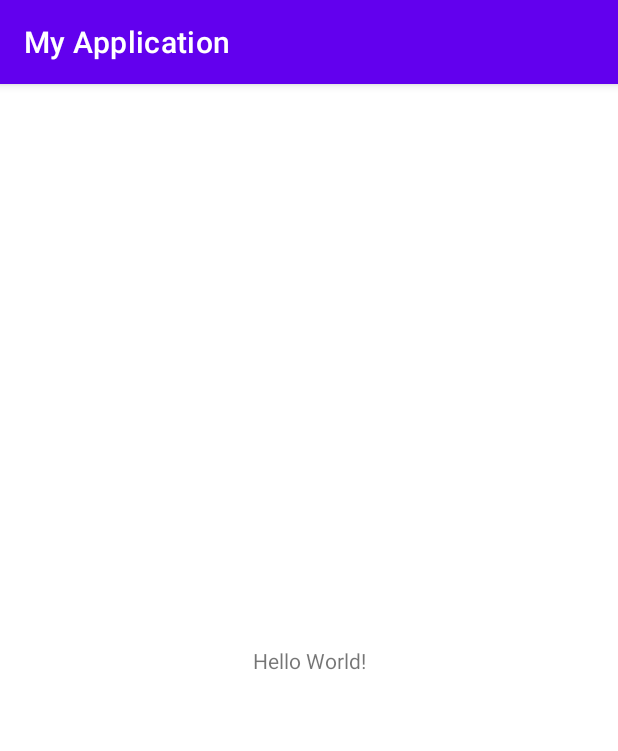
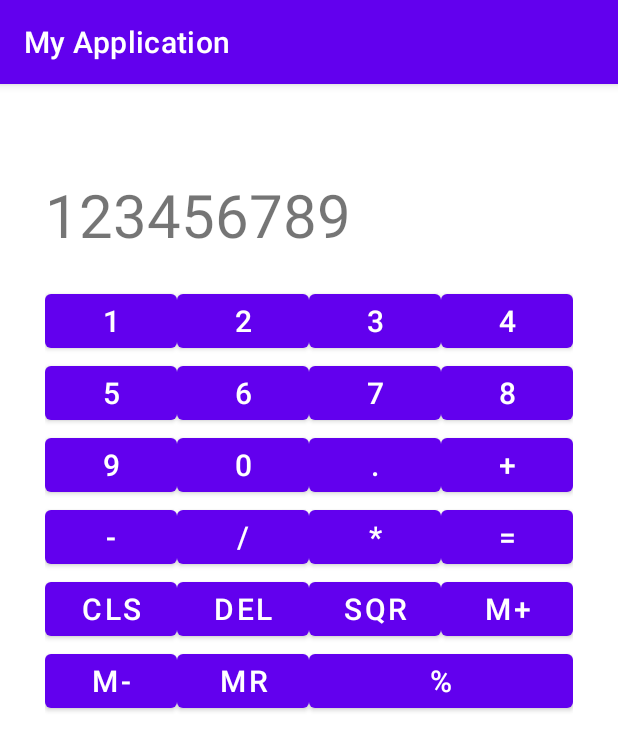
Before and after one commit to StanislavY/calculator, an Android app: the screen it shows after launch (MainActivity), on a phone screen of 412 x 824 dp. Shown: the top 751 px of the screen. Run offline under Robolectric (Android 15) with nearby library versions, the phone set to English and light mode, and no system bars.

Commit message:
lesson 2

```diff
--- a/app/src/main/res/layout/activity_main.xml
+++ b/app/src/main/res/layout/activity_main.xml
@@ -1,18 +1,221 @@
 <?xml version="1.0" encoding="utf-8"?>
-<androidx.constraintlayout.widget.ConstraintLayout xmlns:android="http://schemas.android.com/apk/res/android"
+<GridLayout xmlns:android="http://schemas.android.com/apk/res/android"
     xmlns:app="http://schemas.android.com/apk/res-auto"
     xmlns:tools="http://schemas.android.com/tools"
     android:layout_width="match_parent"
     android:layout_height="match_parent"
+    android:layout_margin="30dp"
+    android:columnCount="4"
     tools:context=".MainActivity">
 
+
     <TextView
+        android:layout_width="match_parent"
+        android:layout_height="wrap_content"
+        android:layout_marginTop="30dp"
+        android:layout_columnSpan="4"
+        android:textSize="40sp"
+        android:text="@string/table"/>
+    <Button
+        android:layout_marginTop="20sp"
         android:layout_width="wrap_content"
         android:layout_height="wrap_content"
-        android:text="Hello World!"
-        app:layout_constraintBottom_toBottomOf="parent"
-        app:layout_constraintLeft_toLeftOf="parent"
-        app:layout_constraintRight_toRightOf="parent"
-        app:layout_constraintTop_toTopOf="parent" />
+        android:layout_gravity=""
+        android:text="@string/one"
+        android:textSize="20sp"
+        >
+    </Button>
 
-</androidx.constraintlayout.widget.ConstraintLayout>
+    <Button
+        android:layout_marginTop="20sp"
+        android:layout_width="wrap_content"
+        android:layout_height="wrap_content"
+        android:layout_gravity=""
+        android:text="@string/two"
+        android:textSize="20sp"
+        >
+    </Button>
+    <Button
+        android:layout_marginTop="20sp"
+        android:layout_width="wrap_content"
+        android:layout_height="wrap_content"
+        android:layout_gravity=""
+        android:text="@string/three"
+        android:textSize="20sp"
+        >
+    </Button>
+    <Button
+        android:layout_marginTop="20dp"
+        android:layout_width="wrap_content"
+        android:layout_height="wrap_content"
+        android:layout_gravity=""
+        android:text="@string/four"
+        android:textSize="20sp"
+        >
+    </Button>
+    <Button
+        android:layout_width="wrap_content"
+        android:layout_height="wrap_content"
+        android:layout_gravity=""
+        android:text="@string/five"
+        android:textSize="20sp"
+        >
+    </Button>
+    <Button
+        android:layout_width="wrap_content"
+        android:layout_height="wrap_content"
+        android:layout_gravity=""
+        android:text="@string/six"
+        android:textSize="20sp"
+        >
+    </Button>
+    <Button
+        android:layout_width="wrap_content"
+        android:layout_height="wrap_content"
+        android:layout_gravity=""
+        android:text="@string/seven"
+        android:textSize="20sp"
+        >
+    </Button>
+    <Button
+        android:layout_width="wrap_content"
+        android:layout_height="wrap_content"
+        android:layout_gravity=""
+        android:text="@string/eight"
+        android:textSize="20sp"
+        >
+    </Button>
+    <Button
+        android:layout_width="wrap_content"
+        android:layout_height="wrap_content"
+        android:layout_gravity=""
+        android:text="@string/nine"
+        android:textSize="20sp"
+        >
+    </Button>
+    <Button
+        android:layout_width="wrap_content"
+        android:layout_height="wrap_content"
+        android:layout_gravity=""
+        android:text="@string/zero"
+        android:textSize="20sp"
+
+        >
+    </Button>
+    <Button
+        android:layout_width="wrap_content"
+        android:layout_height="wrap_content"
+        android:layout_gravity=""
+        android:text="@string/dot"
+        android:textSize="20sp"
+        >
+    </Button>
+    <Button
+        android:layout_width="wrap_content"
+        android:layout_height="wrap_content"
+        android:layout_gravity=""
+        android:text="@string/plus"
+        android:textSize="20sp"
+        >
+    </Button>
+    <Button
+        android:layout_width="wrap_content"
+        android:layout_height="wrap_content"
+        android:layout_gravity=""
+        android:text="@string/minus"
+        android:textSize="20sp"
+        >
+    </Button>
+    <Button
+        android:layout_width="wrap_content"
+        android:layout_height="wrap_content"
+        android:layout_gravity=""
+        android:text="@string/division"
+        android:textSize="20sp"
+        >
+    </Button>
+    <Button
+        android:layout_width="wrap_content"
+        android:layout_height="wrap_content"
+        android:layout_gravity=""
+        android:text="@string/mult"
+        android:textSize="20sp"
+
+        >
+    </Button>
+    <Button
+        android:layout_width="wrap_content"
+        android:layout_height="wrap_content"
+
+        android:text="@string/equals"
+        android:textSize="20sp"
+
+        >
+    </Button>
+ <Button
+     android:layout_width="wrap_content"
+     android:layout_height="wrap_content"
+     android:text="@string/cls"
+     android:textSize="20sp"
+
+
+     >
+ </Button>
+ <Button
+     android:layout_width="wrap_content"
+     android:layout_height="wrap_content"
+     android:text="@string/del"
+     android:textSize="20sp"
+
+
+     >
+ </Button>
+ <Button
+     android:layout_width="wrap_content"
+     android:layout_height="wrap_content"
+     android:text="@string/sqr"
+     android:textSize="20sp"
+
+
+     >
+ </Button>
+ <Button
+     android:layout_width="wrap_content"
+     android:layout_height="wrap_content"
+     android:text="@string/mem"
+     android:textSize="20sp"
+     >
+ </Button>
+ <Button
+     android:layout_width="wrap_content"
+     android:layout_height="wrap_content"
+     android:text="@string/forget"
+     android:textSize="20sp"
+     >
+ </Button>
+ <Button
+     android:layout_width="wrap_content"
+     android:layout_height="wrap_content"
+     android:text="@string/remember"
+     android:textSize="20sp"
+     >
+ </Button>
+ <Button
+     android:layout_width="wrap_content"
+     android:layout_height="wrap_content"
+     android:text="@string/percent"
+     android:textSize="20sp"
+     android:layout_columnSpan="2"
+     android:layout_gravity="fill_horizontal"
+     >
+ </Button>
+
+
+
+
+
+
+
+
+
+</GridLayout>
--- a/app/src/main/res/values/strings.xml
+++ b/app/src/main/res/values/strings.xml
@@ -1,3 +1,27 @@
 <resources>
     <string name="app_name">My Application</string>
+    <string name="table">123456789</string>
+    <string name="one">1</string>
+    <string name="two">2</string>
+    <string name="three">3</string>
+    <string name="four">4</string>
+    <string name="five">5</string>
+    <string name="six">6</string>
+    <string name="seven">7</string>
+    <string name="eight">8</string>
+    <string name="nine">9</string>
+    <string name="dot">.</string>
+    <string name="zero">0</string>
+    <string name="plus">+</string>
+    <string name="minus">-</string>
+    <string name="division">/</string>
+    <string name="mult">*</string>
+    <string name="equals">=</string>
+    <string name="cls">cls</string>
+    <string name="del">del</string>
+    <string name="sqr">sqr</string>
+    <string name="mem">м+</string>
+    <string name="forget">m-</string>
+    <string name="remember">mr</string>
+    <string name="percent">%</string>
 </resources>
```
